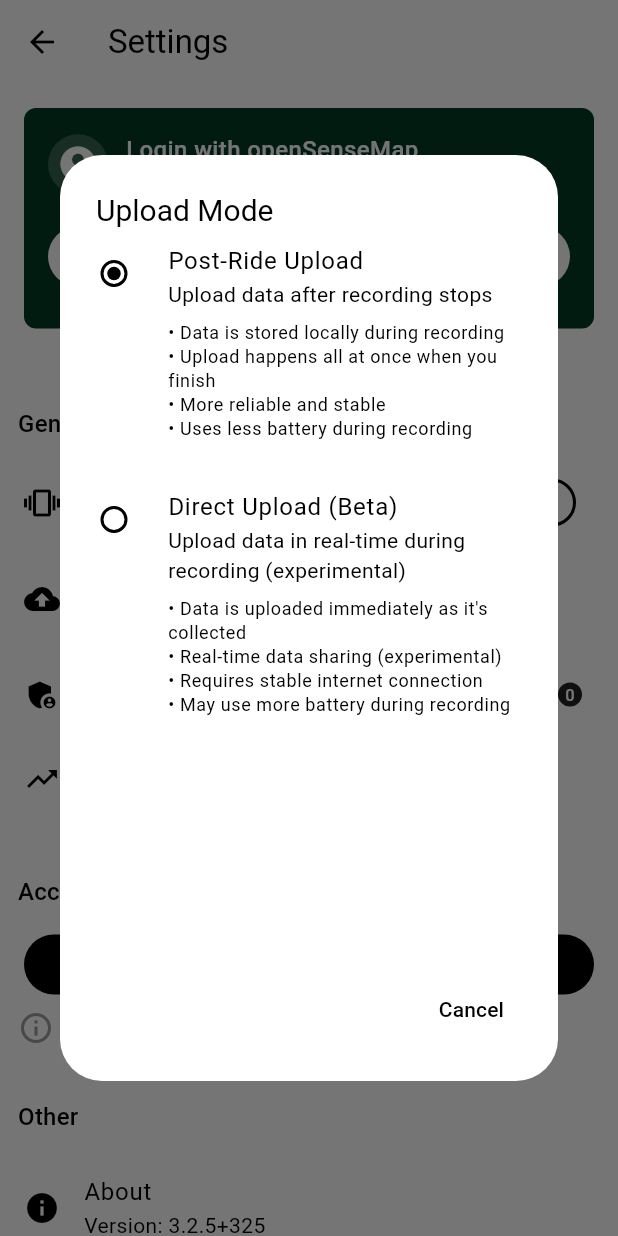
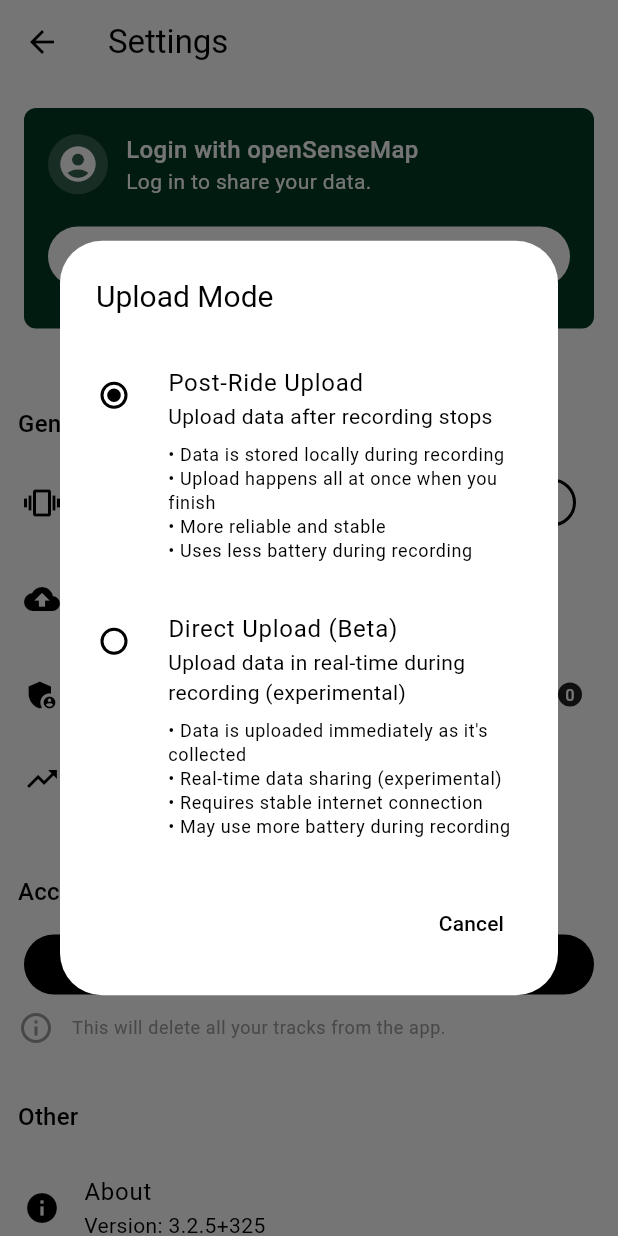
Before and after one commit to reedu-reengineering-education/sensebox-bike-flutter, a Flutter app: the SettingsScreen screen opened directly, after a tap on "Upload Mode", on a phone screen of 412 x 824 dp. Run offline on Flutter 3.47's test engine with Material 3 defaults, Android fonts, the phone set to English and light mode, and no system bars; drawn by our look-alikes of sentry_flutter; our stand-ins replace app_links, cached_network_image, csv, device_info_plus, fl_chart, flutter_blue_plus and 10 more; missing offline and left inert: dart_jsonwebtoken, google_polyline_algorithm, mapbox_maps_flutter, mapbox_maps_flutter_draw, simplify, turf; accounts and stored records are empty; generated files the repository leaves out were written again; statements that could not run were skipped.

Commit message:
fix: update sytling of upload  mode selection modal

```diff
--- a/lib/ui/screens/settings_screen.dart
+++ b/lib/ui/screens/settings_screen.dart
@@ -498,20 +498,33 @@ class SettingsScreen extends StatelessWidget {
   void _showUploadModeDialog(BuildContext context, SettingsBloc settingsBloc) {
     final currentMode = settingsBloc.directUploadMode;
     final localizations = AppLocalizations.of(context)!;
+    final screenSize = MediaQuery.of(context).size;
+    final isLargeScreen = screenSize.width > 375; // iPhone mini width is 375px
 
     showDialog(
       context: context,
       builder: (BuildContext context) {
         return AlertDialog(
           title: Text(localizations.settingsUploadMode),
+          titlePadding: isLargeScreen
+              ? const EdgeInsets.fromLTRB(
+                  24, 24, 24, 24) // Extra padding on larger screens
+              : const EdgeInsets.fromLTRB(
+                  12, 12, 12, 12), // Standard padding on small screens
           contentPadding: EdgeInsets.zero,
           content: SizedBox(
             width: double.maxFinite,
-            height: MediaQuery.of(context).size.height * 0.6,
+            height: isLargeScreen
+                ? null
+                : MediaQuery.of(context).size.height *
+                    0.6, // Fixed height only on small screens
             child: Scrollbar(
               thumbVisibility: true,
               child: SingleChildScrollView(
-                padding: EdgeInsets.zero,
+                padding: EdgeInsets.only(
+                    bottom: isLargeScreen
+                        ? 24.0
+                        : 0.0), // Add bottom padding on larger screens
                 child: Column(
                   mainAxisSize: MainAxisSize.min,
                   children: [
```
